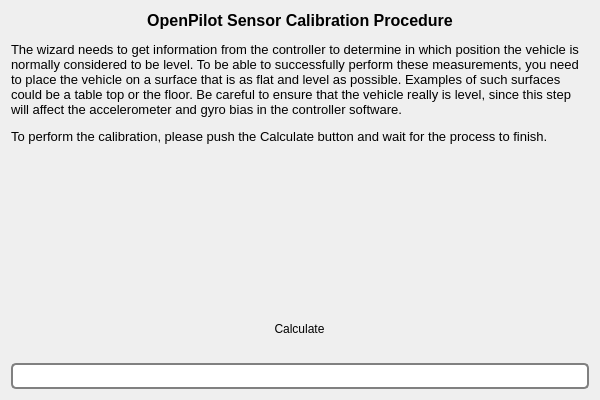
Old version of the form ground/openpilotgcs/src/plugins/setupwizard/pages/biascalibrationpage.ui in the repository librepilot/LibrePilot.
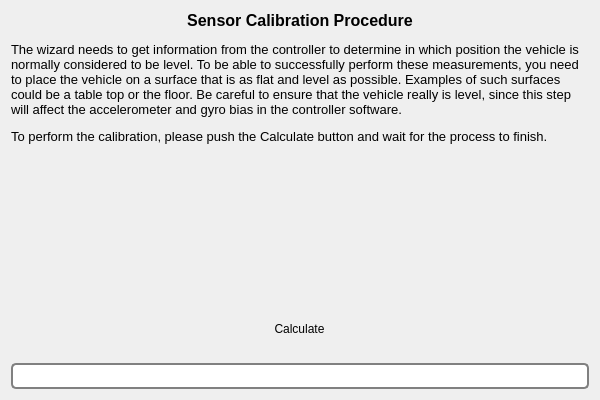
New version of the form. Icons and pictures are not drawn.

```diff
--- a/ground/openpilotgcs/src/plugins/setupwizard/pages/biascalibrationpage.ui
+++ b/ground/openpilotgcs/src/plugins/setupwizard/pages/biascalibrationpage.ui
@@ -21,7 +21,7 @@
 &lt;html&gt;&lt;head&gt;&lt;meta name=&quot;qrichtext&quot; content=&quot;1&quot; /&gt;&lt;style type=&quot;text/css&quot;&gt;
 p, li { white-space: pre-wrap; }
 &lt;/style&gt;&lt;/head&gt;&lt;body style=&quot; font-family:'Cantarell'; font-size:11pt; font-weight:400; font-style:normal;&quot;&gt;
-&lt;p align=&quot;center&quot; style=&quot; margin-top:12px; margin-bottom:12px; margin-left:0px; margin-right:0px; -qt-block-indent:0; text-indent:0px;&quot;&gt;&lt;span style=&quot; font-family:'MS Shell Dlg 2'; font-size:12pt; font-weight:600;&quot;&gt;OpenPilot Sensor Calibration Procedure&lt;/span&gt;&lt;/p&gt;
+&lt;p align=&quot;center&quot; style=&quot; margin-top:12px; margin-bottom:12px; margin-left:0px; margin-right:0px; -qt-block-indent:0; text-indent:0px;&quot;&gt;&lt;span style=&quot; font-family:'MS Shell Dlg 2'; font-size:12pt; font-weight:600;&quot;&gt;Sensor Calibration Procedure&lt;/span&gt;&lt;/p&gt;
 &lt;p style=&quot; margin-top:12px; margin-bottom:12px; margin-left:0px; margin-right:0px; -qt-block-indent:0; text-indent:0px;&quot;&gt;&lt;span style=&quot; font-family:'MS Shell Dlg 2'; font-size:10pt;&quot;&gt;The wizard needs to get information from the controller to determine in which position the vehicle is normally considered to be level. To be able to successfully perform these measurements, you need to place the vehicle on a surface that is as flat and level as possible. Examples of such surfaces could be a table top or the floor. Be careful to ensure that the vehicle really is level, since this step will affect the accelerometer and gyro bias in the controller software.&lt;/span&gt;&lt;/p&gt;
 &lt;p style=&quot; margin-top:12px; margin-bottom:12px; margin-left:0px; margin-right:0px; -qt-block-indent:0; text-indent:0px;&quot;&gt;&lt;span style=&quot; font-family:'MS Shell Dlg 2'; font-size:10pt;&quot;&gt;To perform the calibration, please push the Calculate button and wait for the process to finish.&lt;/span&gt;&lt;/p&gt;&lt;/body&gt;&lt;/html&gt;</string>
      </property>
```
